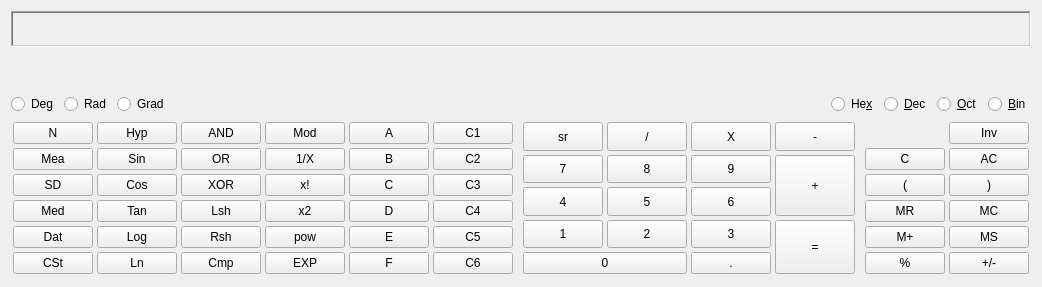
Old version of the form kcalc.ui in the repository KDE/kcalc.
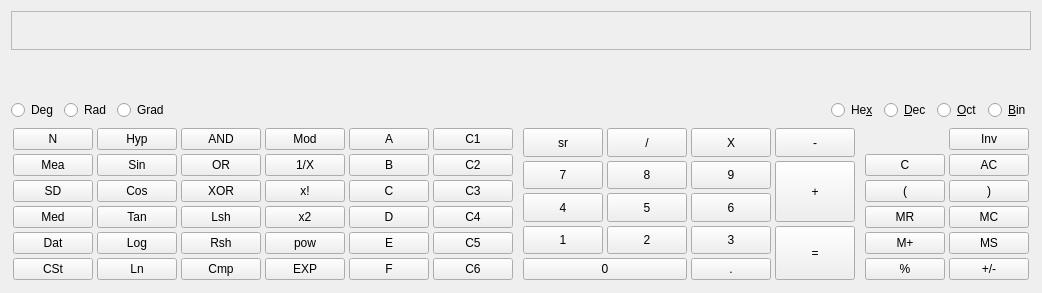
New version of the form. Custom widgets are drawn as their Qt base class.

Commit message: display should use configured colors

```diff
--- a/kcalc.ui
+++ b/kcalc.ui
@@ -6,7 +6,7 @@
     <x>0</x>
     <y>0</y>
     <width>816</width>
-    <height>287</height>
+    <height>293</height>
    </rect>
   </property>
   <property name="windowTitle" >
@@ -18,7 +18,7 @@
      <item>
       <widget class="KCalcDisplay" name="calc_display" >
        <property name="frameShape" >
-        <enum>QFrame::WinPanel</enum>
+        <enum>QFrame::StyledPanel</enum>
        </property>
        <property name="frameShadow" >
         <enum>QFrame::Sunken</enum>
```
Left out of the diff: 4 changed lines with no effect on the pictures. The commit also changes 2 other files.
